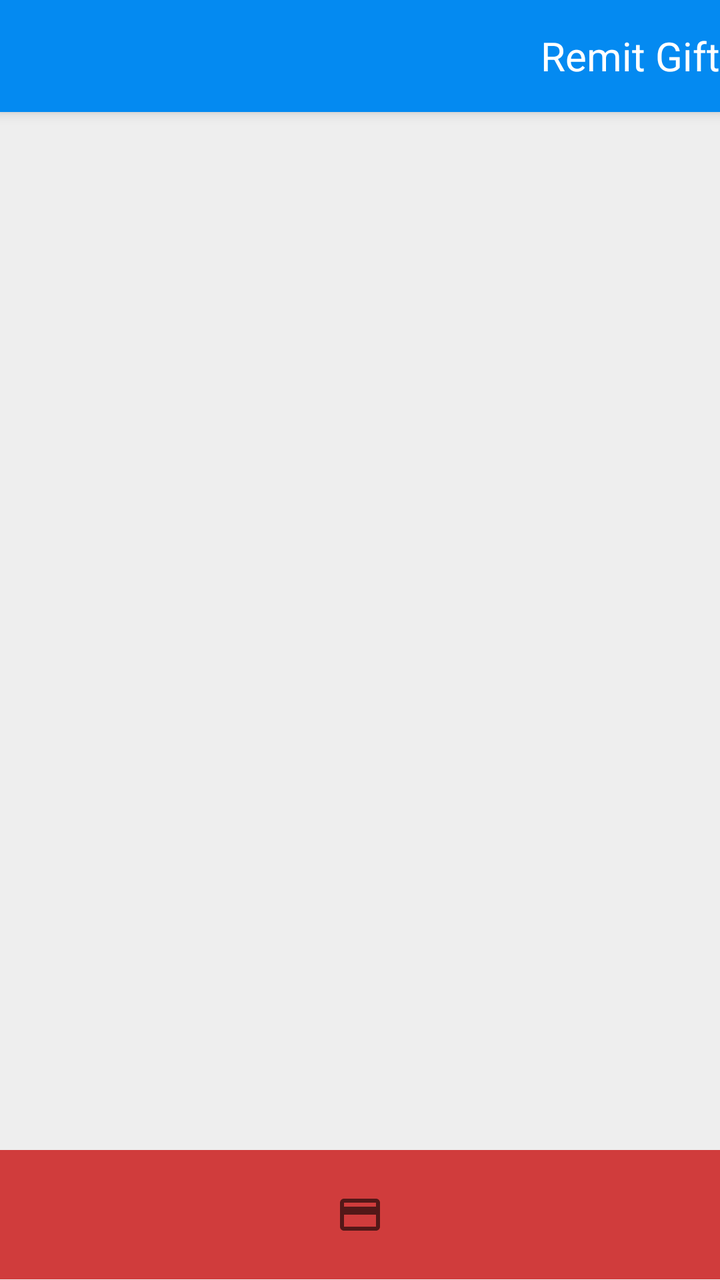
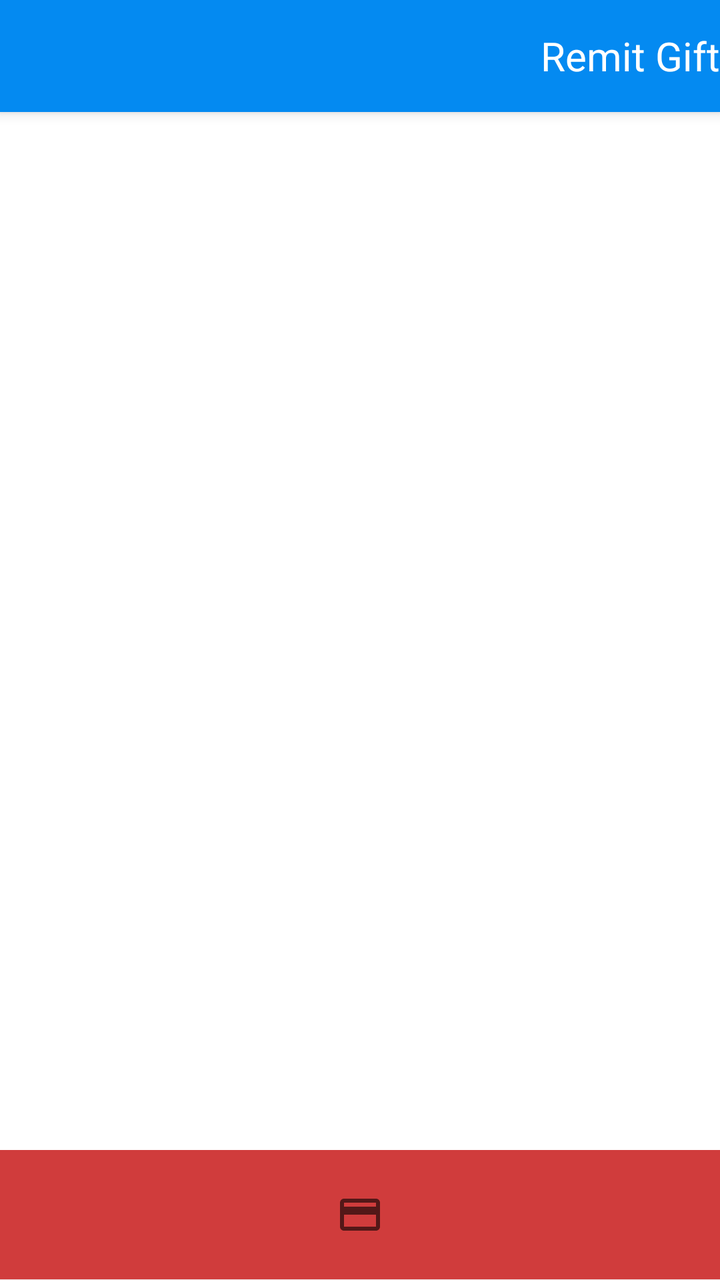

Before-and-after screenshots of an Android layout around one commit, followed by the original layout XML and the change that was made.
<!-- AndroidManifest.xml: activity theme AppTheme.NoActionBar -->
<!-- res/layout/activity_remit.xml -->
<?xml version="1.0" encoding="utf-8"?>
<androidx.coordinatorlayout.widget.CoordinatorLayout
    xmlns:android="http://schemas.android.com/apk/res/android"
    xmlns:app="http://schemas.android.com/apk/res-auto"
    xmlns:tools="http://schemas.android.com/tools"
    android:layout_width="match_parent"
    android:layout_height="match_parent"
    android:fitsSystemWindows="true"
    android:background="@color/colorChalk"
    tools:context=".view.RemitActivity">

    <com.google.android.material.appbar.AppBarLayout
        android:id="@+id/remit_appbar"
        android:layout_width="match_parent"
        android:layout_height="wrap_content"
        android:theme="@style/AppTheme.AppBarOverlay">

        <androidx.appcompat.widget.Toolbar
            android:id="@+id/remit_toolbar"
            android:layout_width="match_parent"
            android:layout_height="?attr/actionBarSize"
            app:popupTheme="@style/AppTheme.PopupOverlay">

            <TextView
                android:layout_width="match_parent"
                android:layout_height="match_parent"
                android:gravity="end|center_vertical"
                android:textSize="@dimen/text_size_paragraph_title"
                android:textColor="#fff"
                android:text="@string/title_activity_remit"
                style="@style/AppTheme.AppBarOverlay"/>

        </androidx.appcompat.widget.Toolbar>

    </com.google.android.material.appbar.AppBarLayout>

    <FrameLayout
        android:layout_width="match_parent"
        android:layout_height="match_parent"
        app:layout_behavior="@string/appbar_scrolling_view_behavior">

        <ProgressBar
            android:id="@+id/remit_progress_bar"
            android:layout_width="match_parent"
            android:layout_height="16dp"
            android:indeterminate="true"
            android:indeterminateTintMode="src_atop"
            android:indeterminateTint="@color/colorCheer"
            android:visibility="gone"
            android:layout_gravity="center"
            style="?android:attr/progressBarStyleHorizontal" />

        <LinearLayout
            android:layout_width="match_parent"
            android:layout_height="match_parent"
            android:orientation="vertical">

            <androidx.recyclerview.widget.RecyclerView
                android:id="@+id/remit_list"
                android:layout_width="match_parent"
                android:layout_height="0dp"
                android:layout_weight=".8"
                android:background="fff"
                app:layoutManager="androidx.recyclerview.widget.LinearLayoutManager"
                tools:listitem="@layout/item_index" />

            <FrameLayout
                android:id="@+id/remit_action_wrapper"
                android:layout_width="match_parent"
                android:layout_height="0dp"
                android:layout_weight=".1"
                android:background="@color/colorAttentionDark">

                <ImageButton
                    android:id="@+id/remit_action_bar"
                    android:layout_width="match_parent"
                    android:layout_height="match_parent"
                    android:layout_gravity="start|center_vertical"
                    android:background="@color/colorAttention"
                    android:gravity="center"
                    android:src="@drawable/baseline_credit_card_24"
                    style="@style/Widget.AppCompat.Button"/>

            </FrameLayout>

        </LinearLayout>

    </FrameLayout>

</androidx.coordinatorlayout.widget.CoordinatorLayout>
<!-- res/layout/item_index.xml (included above) -->
<?xml version="1.0" encoding="utf-8"?>
<androidx.constraintlayout.widget.ConstraintLayout
    xmlns:android="http://schemas.android.com/apk/res/android"
    xmlns:app="http://schemas.android.com/apk/res-auto"
    android:id="@+id/spawn_item_view"
    android:layout_width="match_parent"
    android:layout_height="125dp"
    android:layout_margin="2dp"
    android:background="#fff">

        <TextView
            android:id="@+id/spawn_item_primary"
            android:layout_width="0dp"
            android:layout_height="55dp"
            android:layout_margin="4dp"
            android:ellipsize="end"
            android:scrollHorizontally="true"
            android:textAppearance="?attr/textAppearanceListItem"
            android:textSize="@dimen/text_size_paragraph_title"
            app:layout_constraintEnd_toEndOf="parent"
            app:layout_constraintHorizontal_bias="0.473"
            app:layout_constraintStart_toStartOf="parent"
            app:layout_constraintTop_toTopOf="parent" />

        <LinearLayout
            android:id="@+id/spawn_item_details"
            android:layout_width="0dp"
            android:layout_height="64dp"
            android:orientation="vertical"
            android:layout_margin="4dp"
            app:layout_constraintHorizontal_bias="1.0"
            app:layout_constraintEnd_toStartOf="@+id/relativeLayout"
            app:layout_constraintStart_toStartOf="parent"
            app:layout_constraintTop_toBottomOf="@+id/spawn_item_primary"
            app:layout_constraintBottom_toBottomOf="parent">

            <TextView
                android:id="@+id/spawn_item_secondary"
                android:layout_width="match_parent"
                android:layout_height="32dp"
                android:textAppearance="?attr/textAppearanceListItem" />

            <TextView
                android:id="@+id/spawn_item_tertiary"
                android:layout_width="match_parent"
                android:layout_height="32dp"
                android:textAppearance="?attr/textAppearanceListItem"/>

        </LinearLayout>

        <RelativeLayout
            android:id="@+id/relativeLayout"
            android:layout_width="77dp"
            android:layout_height="62dp"
            android:layout_margin="4dp"
            app:layout_constraintBottom_toBottomOf="parent"
            app:layout_constraintEnd_toEndOf="parent"
            app:layout_constraintHorizontal_bias="1.0"
            app:layout_constraintStart_toEndOf="@+id/spawn_item_details">

            <ImageView
                android:id="@+id/spawn_item_logo"
                android:layout_width="wrap_content"
                android:layout_height="300dp"
                android:adjustViewBounds="true"
                android:contentDescription="@string/description_charity_logo" />

        </RelativeLayout>

</androidx.constraintlayout.widget.ConstraintLayout>
<!-- resources referenced by this layout -->
<resources>
  <color name="colorAttention">#D03C3C</color>
  <color name="colorAttentionDark">#AF2929</color>
  <color name="colorChalk">#EEE</color>
  <color name="colorCheer">#F7BA28</color>
  <dimen name="text_size_paragraph_title">20sp</dimen>
  <!-- drawable baseline_credit_card_24 (drawable) -->
  <vector xmlns:android="http://schemas.android.com/apk/res/android"
          android:width="24dp"
          android:height="24dp"
          android:viewportWidth="24.0"
          android:viewportHeight="24.0"
          android:tint="?attr/colorControlNormal">
      <path
          android:fillColor="@android:color/white"
          android:pathData="M20,4L4,4c-1.11,0 -1.99,0.89 -1.99,2L2,18c0,1.11 0.89,2 2,2h16c1.11,0 2,-0.89 2,-2L22,6c0,-1.11 -0.89,-2 -2,-2zM20,18L4,18v-6h16v6zM20,8L4,8L4,6h16v2z"/>
  </vector>
  <string name="description_charity_logo">This is the logo that corresponds to the listed charity</string>
  <string name="title_activity_remit">Remit Gift</string>
  <style name="AppTheme.AppBarOverlay" parent="ThemeOverlay.AppCompat.Dark.ActionBar" />
  <style name="AppTheme.PopupOverlay" parent="@android:style/Widget.PopupMenu">
          <item name="android:background">@color/colorPrimary</item>
      </style>
  <style name="AppTheme.NoActionBar">
          <item name="windowActionBar">false</item>
          <item name="windowNoTitle">true</item>
      </style>
  <color name="colorPrimary">#048AF1</color>
</resources>

<!-- the commit's change to res/layout/activity_remit.xml (unified diff, before → after) -->
@@ -60,7 +60,7 @@
                 android:layout_width="match_parent"
                 android:layout_height="0dp"
                 android:layout_weight=".8"
-                android:background="fff"
+                android:background="#fff"
                 app:layoutManager="androidx.recyclerview.widget.LinearLayoutManager"
                 tools:listitem="@layout/item_index" />
 
